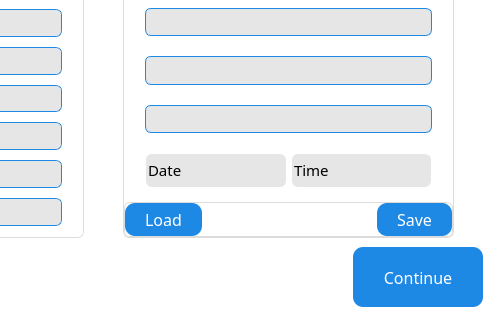
First picture: the form in QT_APP/devicesettings.ui, repository eSpark-Backup/nabilfesal-msm-fw, before the edit; both pictures show x 298 to 800 and y 160 to 480 of the 800 by 480 pixel window.
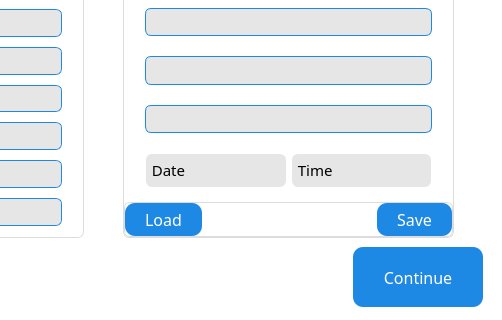
Second picture: the form after the edit. Icons and pictures are not drawn.

Commit message: Sys var added for paths + paddings on ui elements + QoS->0

Patch:
```diff
--- a/QT_APP/devicesettings.ui
+++ b/QT_APP/devicesettings.ui
@@ -845,7 +845,7 @@
                     </font>
                    </property>
                    <property name="text">
-                    <string>Date</string>
+                    <string> Date</string>
                    </property>
                    <property name="indent">
                     <number>0</number>
@@ -902,7 +902,7 @@
                     </font>
                    </property>
                    <property name="text">
-                    <string>Time</string>
+                    <string> Time</string>
                    </property>
                    <property name="indent">
                     <number>0</number>
```
The commit also changes 5 other files.
